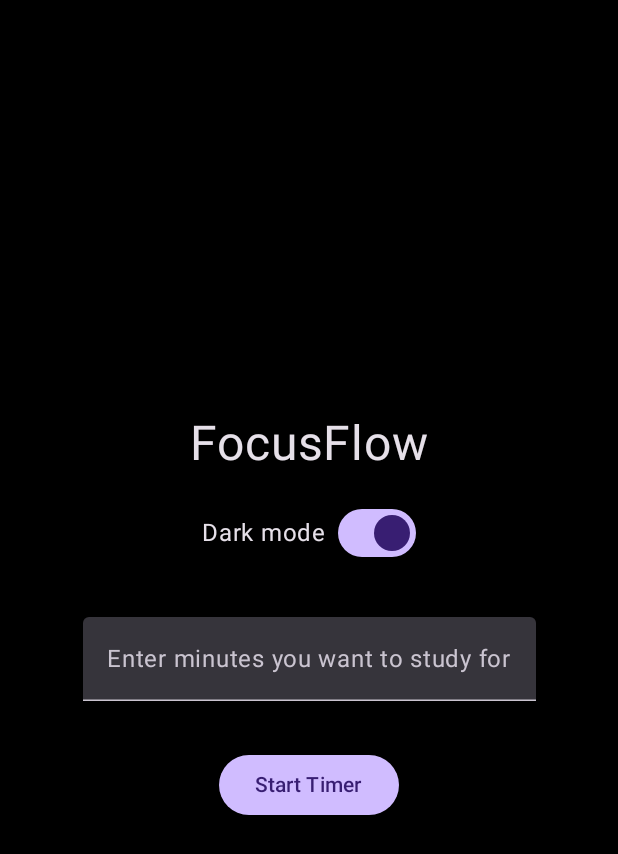
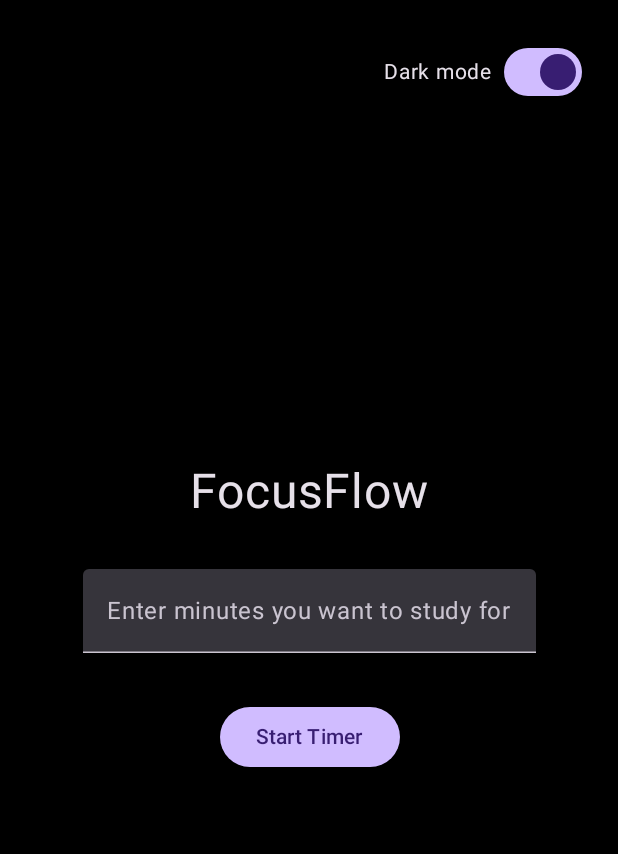
Before and after one commit to Joeal64/FocusFlow, an Android app built with Jetpack Compose: the screen it shows after launch (MainActivity), on a phone screen of 412 x 824 dp. Shown: the top 854 px of the screen. Run offline under Robolectric (Android 15) with nearby library versions, the phone set to English and light mode, and no system bars.

Commit message:
Changed Dark mode button and Title
Dark mode button move top right and the title was centered

```diff
--- a/app/src/main/java/com/example/project_focusflow/MainActivity.kt
+++ b/app/src/main/java/com/example/project_focusflow/MainActivity.kt
@@ -168,10 +168,32 @@ fun FocusFlowScreen(
 ) {
     var studyMinutes by remember { mutableStateOf("") }
 
-    Column(
+    Box(
         modifier = Modifier
             .fillMaxSize()
-            .padding(24.dp),
+            .padding(24.dp)
+    ) {
+
+        // Top-right dark mode toggle
+        Row(
+            modifier = Modifier
+                .align(Alignment.TopEnd),
+            verticalAlignment = Alignment.CenterVertically
+        ) {
+            Text(
+                text = "Dark mode",
+                color = MaterialTheme.colorScheme.onBackground,
+                fontSize = 14.sp
+            )
+            Spacer(modifier = Modifier.width(8.dp))
+            Switch(
+                checked = darkTheme,
+                onCheckedChange = onDarkThemeChange
+            )
+        }
+
+        Column(
+            modifier = Modifier.align(Alignment.Center),
             horizontalAlignment = Alignment.CenterHorizontally,
             verticalArrangement = Arrangement.Center
         ) {
@@ -181,21 +203,6 @@ fun FocusFlowScreen(
                 fontSize = 32.sp,
                 color = MaterialTheme.colorScheme.onBackground
             )
-
-        Spacer(modifier = Modifier.height(16.dp))
-
-        Row(verticalAlignment = Alignment.CenterVertically) {
-            Text(
-                text = "Dark mode",
-                color = MaterialTheme.colorScheme.onBackground
-            )
-            Spacer(modifier = Modifier.width(8.dp))
-
-            Switch(
-                checked = darkTheme,
-                onCheckedChange = onDarkThemeChange
-            )
-        }
 
             Spacer(modifier = Modifier.height(32.dp))
 
@@ -219,3 +226,4 @@ fun FocusFlowScreen(
             }
         }
     }
+}
```
Lines whose indentation alone changed are shown as unchanged.
